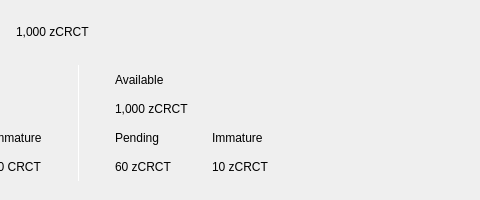
First picture: the form in src/qt/circuit/forms/topbar.ui, repository CircuitProject/Circuit-Project, before the edit; both pictures show x 127 to 607 and y 0 to 200 of the 734 by 200 pixel window.
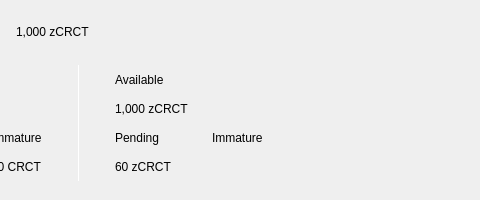
Second picture: the form after the edit. Custom widgets are drawn as their Qt base class.

```diff
--- a/src/qt/circuit/forms/topbar.ui
+++ b/src/qt/circuit/forms/topbar.ui
@@ -566,7 +566,7 @@
                  <item>
                   <widget class="QLabel" name="labelImmaturezCrct">
                    <property name="text">
-                    <string>10 zCRCT</string>
+                    <string></string>
                    </property>
                   </widget>
                  </item>
```
